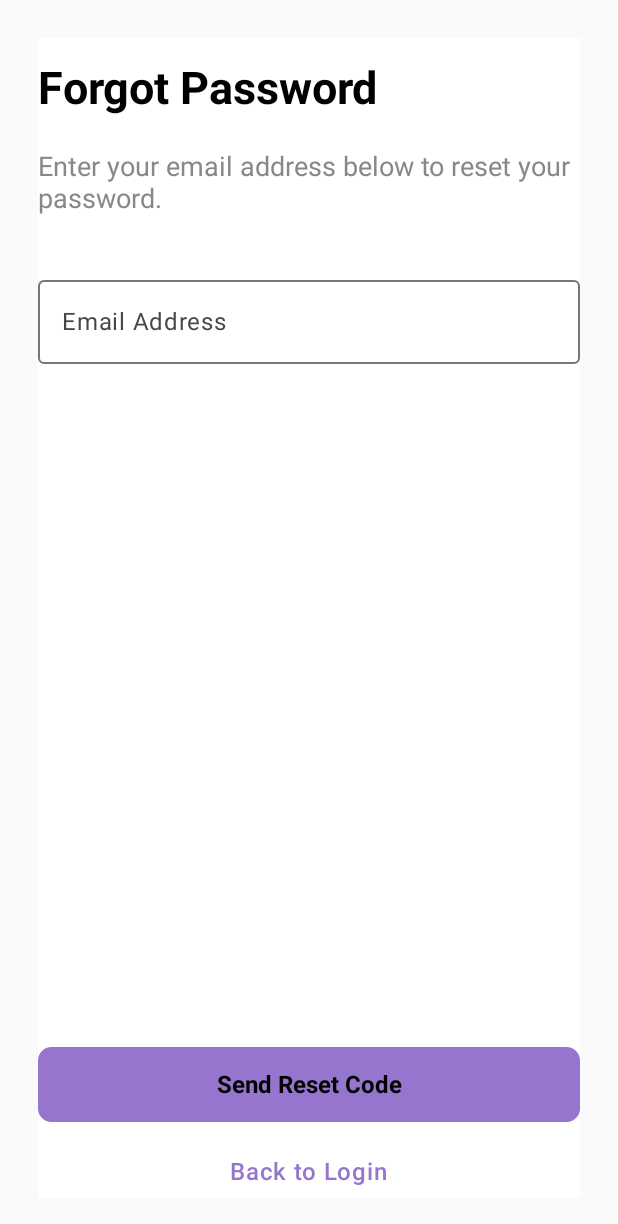
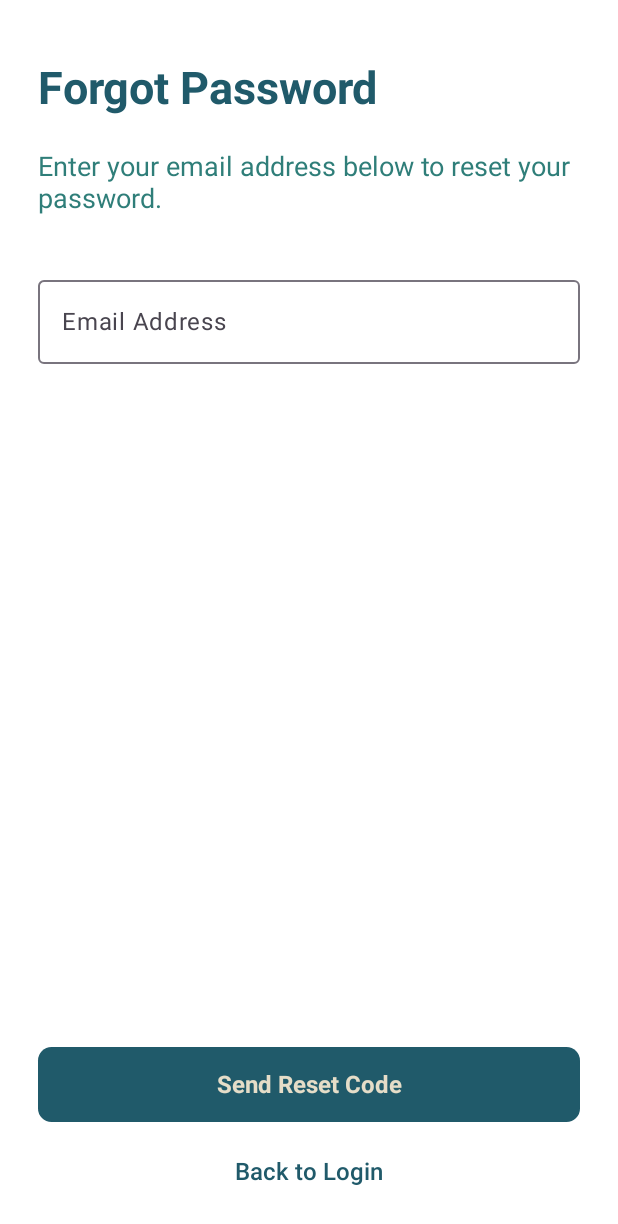
Before and after one commit to Tayaa01/SmartSpend_Android, an Android app built with Jetpack Compose: the screen it shows after launch (MainActivity), after a tap on "Forgot password?", on a phone screen of 412 x 824 dp. Shown: the top 1224 px of the screen. Run offline under Robolectric (Android 15) with nearby library versions, the light colour scheme and no system bars.

Commit message:
forget password+ reset password language

```diff
--- a/app/src/main/java/tn/esprit/smartspend/MainActivity.kt
+++ b/app/src/main/java/tn/esprit/smartspend/MainActivity.kt
@@ -15,6 +15,10 @@ import java.util.Locale
 class MainActivity : ComponentActivity() {
     override fun onCreate(savedInstanceState: Bundle?) {
         super.onCreate(savedInstanceState)
+
+        // Initialize language settings
+        TranslationManager.loadLanguagePreference(this)
+
         val sharedPrefsManager = SharedPrefsManager(this)
 
         // Check if "Remember Me" is enabled and a token exists
--- a/app/src/main/java/tn/esprit/smartspend/views/ForgotPasswordScreen.kt
+++ b/app/src/main/java/tn/esprit/smartspend/views/ForgotPasswordScreen.kt
@@ -21,6 +21,10 @@ import retrofit2.Response
 import tn.esprit.smartspend.model.ForgotPasswordRequest
 import tn.esprit.smartspend.model.ForgotPasswordResponse
 import tn.esprit.smartspend.network.RetrofitInstance
+import tn.esprit.smartspend.ui.theme.MostImportantColor
+import tn.esprit.smartspend.ui.theme.Navy
+import tn.esprit.smartspend.ui.theme.Sand
+import tn.esprit.smartspend.utils.TranslationManager
 import tn.esprit.smartspend.views.OtpDialog
 import tn.esprit.smartspend.views.ResetPasswordDialog
 
@@ -34,47 +38,48 @@ fun ForgotPasswordScreen(onBackToLogin: () -> Unit) {
     var isLoading by remember { mutableStateOf(false) }
     val context = LocalContext.current
 
-    val primaryColor = Color(0xFF9575CD)
-
     Column(
         modifier = Modifier
             .fillMaxSize()
-            .padding(25.dp)
-            .background(Color.White),
+            .background(Color.White)
+            .padding(25.dp),
         verticalArrangement = Arrangement.SpaceBetween
     ) {
-        // Top Section: Title and Email Input
         Column(
             modifier = Modifier.fillMaxWidth(),
             horizontalAlignment = Alignment.Start
         ) {
             Spacer(modifier = Modifier.height(16.dp))
             Text(
-                text = "Forgot Password",
+                text = TranslationManager.getTranslation("forgot_password_title"),
                 style = TextStyle(
                     fontSize = 30.sp,
                     fontWeight = FontWeight.Bold,
-                    color = Color.Black
+                    color = Navy
                 )
             )
             Spacer(modifier = Modifier.height(24.dp))
             Text(
-                text = "Enter your email address below to reset your password.",
+                text = TranslationManager.getTranslation("forgot_password_desc"),
                 style = TextStyle(
                     fontSize = 18.sp,
-                    color = Color.Gray
+                    color = MostImportantColor
                 )
             )
             Spacer(modifier = Modifier.height(35.dp))
             OutlinedTextField(
                 value = email,
                 onValueChange = { email = it },
-                label = { Text("Email Address") },
+                label = { Text(TranslationManager.getTranslation("email_address")) },
                 modifier = Modifier.fillMaxWidth(),
+                colors = OutlinedTextFieldDefaults.colors(
+                    focusedBorderColor = Navy,
+                    focusedLabelColor = Navy,
+                    cursorColor = Navy
+                )
             )
         }
 
-        // Bottom Section: Button and Back to Login
         Column(
             modifier = Modifier.fillMaxWidth(),
             horizontalAlignment = Alignment.CenterHorizontally
@@ -91,7 +96,7 @@ fun ForgotPasswordScreen(onBackToLogin: () -> Unit) {
                                 ) {
                                     isLoading = false
                                     if (response.isSuccessful) {
-                                        Toast.makeText(context, "Password reset email sent!", Toast.LENGTH_SHORT).show()
+                                        Toast.makeText(context, TranslationManager.getTranslation("reset_email_sent"), Toast.LENGTH_SHORT).show()
                                         isOtpDialogVisible = true
                                     } else {
                                         Toast.makeText(context, "Error: ${response.message()}", Toast.LENGTH_SHORT).show()
@@ -104,31 +109,37 @@ fun ForgotPasswordScreen(onBackToLogin: () -> Unit) {
                                 }
                             })
                     } else {
-                        Toast.makeText(context, "Please enter a valid email address", Toast.LENGTH_SHORT).show()
+                        Toast.makeText(context, TranslationManager.getTranslation("invalid_email"), Toast.LENGTH_SHORT).show()
                     }
                 },
                 modifier = Modifier
                     .fillMaxWidth()
                     .height(50.dp),
-                shape = RoundedCornerShape(9.dp), // Rounded corners with 9° degree
-                colors = ButtonDefaults.buttonColors(containerColor = primaryColor)
+                shape = RoundedCornerShape(9.dp),
+                colors = ButtonDefaults.buttonColors(containerColor = Navy)
             ) {
                 if (isLoading) {
-                    CircularProgressIndicator(color = Color.White, modifier = Modifier.size(24.dp))
+                    CircularProgressIndicator(color = Sand, modifier = Modifier.size(24.dp))
                 } else {
-                    Text("Send Reset Code", style = TextStyle(fontSize = 16.sp, fontWeight = FontWeight.Bold))
+                    Text(
+                        text = TranslationManager.getTranslation("send_reset_code"),
+                        style = TextStyle(
+                            fontSize = 16.sp,
+                            fontWeight = FontWeight.Bold,
+                            color = Sand
+                        )
+                    )
                 }
             }
 
             Spacer(modifier = Modifier.height(16.dp))
 
             Text(
-                text = "Back to Login",
+                text = TranslationManager.getTranslation("back_to_login"),
                 style = TextStyle(
                     fontSize = 16.sp,
                     fontWeight = FontWeight.Medium,
-                    color = primaryColor, // Matching button color
-                    letterSpacing = 0.5.sp
+                    color = Navy
                 ),
                 modifier = Modifier
                     .clickable { onBackToLogin() }
@@ -137,7 +148,7 @@ fun ForgotPasswordScreen(onBackToLogin: () -> Unit) {
         }
     }
 
-    // OTP Dialog
+    // Show dialogs with updated styling
     if (isOtpDialogVisible) {
         OtpDialog(
             onTokenSubmitted = { enteredToken ->
@@ -145,23 +156,18 @@ fun ForgotPasswordScreen(onBackToLogin: () -> Unit) {
                 isOtpDialogVisible = false
                 isResetPasswordDialogVisible = true
             },
-            onDismiss = {
-                isOtpDialogVisible = false
-            }
+            onDismiss = { isOtpDialogVisible = false }
         )
     }
 
-    // Reset Password Dialog
     if (isResetPasswordDialogVisible) {
         ResetPasswordDialog(
             token = token,
             onPasswordReset = {
-                Toast.makeText(context, "Password reset successful!", Toast.LENGTH_SHORT).show()
+                Toast.makeText(context, TranslationManager.getTranslation("reset_success"), Toast.LENGTH_SHORT).show()
                 onBackToLogin()
             },
-            onDismiss = {
-                isResetPasswordDialogVisible = false
-            }
+            onDismiss = { isResetPasswordDialogVisible = false }
         )
     }
 }
```
Also changed, not shown: app/src/main/java/tn/esprit/smartspend/views/OtpDialog.kt (+39 -12 lines), app/src/main/java/tn/esprit/smartspend/views/ResetPasswordDialog.kt (+43 -8 lines).
